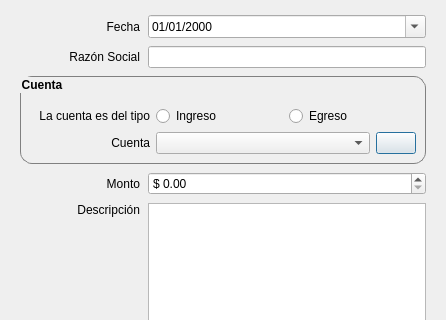
First picture: the form in examples/Gestor-de-movimientos/movimiento/uis/add.ui, repository informaticameg/Plasta, before the edit; both pictures show x 0 to 446 and y 0 to 320 of the 446 by 486 pixel window.
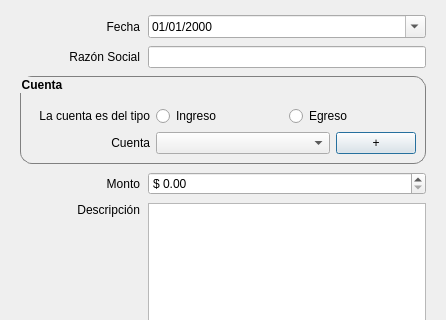
Second picture: the form after the edit. Icons and pictures are not drawn.

Diff of the .ui file:
```diff
--- a/examples/Gestor-de-movimientos/movimiento/uis/add.ui
+++ b/examples/Gestor-de-movimientos/movimiento/uis/add.ui
@@ -220,7 +220,7 @@
           <item>
            <widget class="QComboBox" name="cbCuentas">
             <property name="sizePolicy">
-             <sizepolicy hsizetype="Preferred" vsizetype="Fixed">
+             <sizepolicy hsizetype="Expanding" vsizetype="Fixed">
               <horstretch>0</horstretch>
               <verstretch>0</verstretch>
              </sizepolicy>
@@ -233,7 +233,7 @@
           <item>
            <widget class="QPushButton" name="btAgregarCategoria">
             <property name="sizePolicy">
-             <sizepolicy hsizetype="Fixed" vsizetype="Fixed">
+             <sizepolicy hsizetype="Preferred" vsizetype="Fixed">
               <horstretch>0</horstretch>
               <verstretch>0</verstretch>
              </sizepolicy>
@@ -245,7 +245,7 @@
              <string>Agregar nueva categoría</string>
             </property>
             <property name="text">
-             <string/>
+             <string>+</string>
             </property>
             <property name="icon">
              <iconset>
```
Left out of the diff: 5 changed lines with no effect on the pictures.
